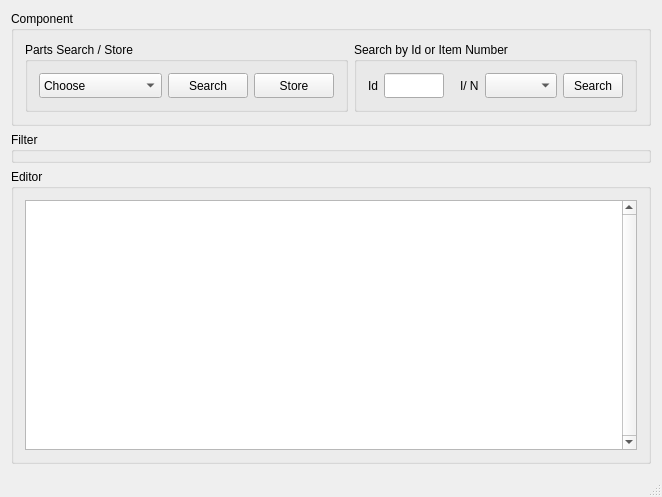
Before: the Qt Designer form mainwindow.ui in Math68/GDS19-09_Develop, drawn with Qt 5.
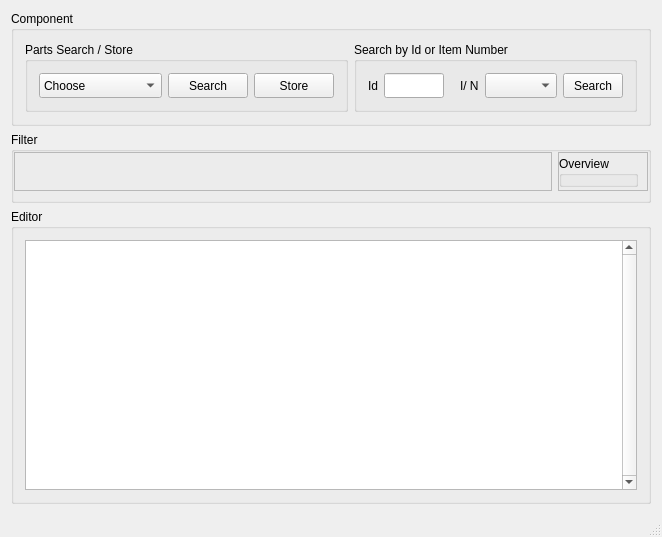
After: the same form once the commit is applied. The open tabs and pages were chosen to show the change.

Commit message: Main Window modified with new window for picture

What changed in the file:
```diff
--- a/mainwindow.ui
+++ b/mainwindow.ui
@@ -10,7 +10,7 @@
     <x>0</x>
     <y>0</y>
     <width>639</width>
-    <height>484</height>
+    <height>533</height>
    </rect>
   </property>
   <property name="sizePolicy">
@@ -317,7 +317,7 @@
     <item>
      <widget class="QGroupBox" name="groupBox_filtre">
       <property name="sizePolicy">
-       <sizepolicy hsizetype="Expanding" vsizetype="Preferred">
+       <sizepolicy hsizetype="MinimumExpanding" vsizetype="Preferred">
         <horstretch>0</horstretch>
         <verstretch>0</verstretch>
        </sizepolicy>
@@ -332,9 +332,6 @@
        <string>Filter</string>
       </property>
       <layout class="QHBoxLayout" name="horizontalLayout_2">
-       <property name="spacing">
-        <number>0</number>
-       </property>
        <property name="leftMargin">
         <number>0</number>
        </property>
@@ -345,8 +342,17 @@
         <number>0</number>
        </property>
        <property name="bottomMargin">
-        <number>0</number>
+        <number>9</number>
        </property>
+       <item>
+        <widget class="QFrame" name="frame">
+         <property name="frameShape">
+          <enum>QFrame::StyledPanel</enum>
+         </property>
+         <property name="frameShadow">
+          <enum>QFrame::Raised</enum>
+         </property>
+         <layout class="QHBoxLayout" name="horizontalLayout_6">
        <item>
         <widget class="QStackedWidget" name="stackedWidget">
          <property name="enabled">
@@ -376,6 +382,9 @@
           </property>
          </widget>
          <widget class="QWidget" name="page2">
+             <property name="enabled">
+              <bool>true</bool>
+             </property>
           <property name="sizePolicy">
            <sizepolicy hsizetype="Minimum" vsizetype="Minimum">
             <horstretch>0</horstretch>
@@ -455,6 +464,40 @@
            </sizepolicy>
           </property>
          </widget>
+           </widget>
+          </item>
+         </layout>
+        </widget>
+       </item>
+       <item>
+        <widget class="QFrame" name="frame_2">
+         <property name="frameShape">
+          <enum>QFrame::StyledPanel</enum>
+         </property>
+         <property name="frameShadow">
+          <enum>QFrame::Raised</enum>
+         </property>
+         <layout class="QHBoxLayout" name="horizontalLayout_5">
+          <property name="leftMargin">
+           <number>0</number>
+          </property>
+          <property name="topMargin">
+           <number>3</number>
+          </property>
+          <property name="rightMargin">
+           <number>9</number>
+          </property>
+          <property name="bottomMargin">
+           <number>3</number>
+          </property>
+          <item>
+           <widget class="QGroupBox" name="groupBox_4">
+            <property name="title">
+             <string>Overview</string>
+            </property>
+           </widget>
+          </item>
+         </layout>
         </widget>
        </item>
       </layout>
```
Left out of the diff: 286 changed lines with no effect on the pictures. Lines whose indentation alone changed are shown as unchanged. The commit also changes 5 other files.
